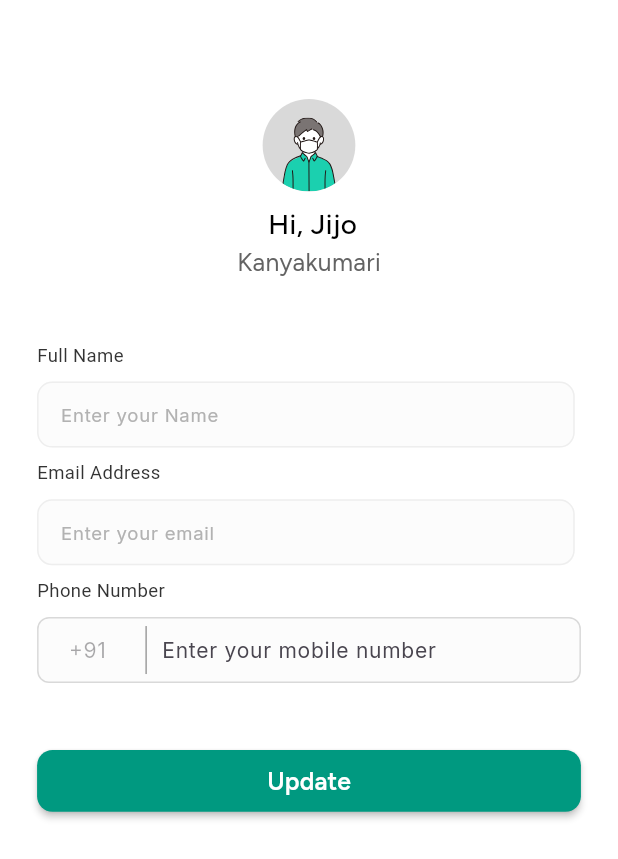
After one commit to Sartaccel/homiefix, a Flutter app: the screen it shows after launch, on a phone screen of 412 x 824 dp. The commit adds this screen. Shown: the top 859 px of the screen. Run offline on Flutter 3.47's test engine with Material 3 defaults, Android fonts, the phone set to English and light mode, and no system bars; our stand-ins replace flutter_bloc, flutter_svg, google_fonts, google_maps_flutter, location.

Commit message:
edit profile page

```diff
--- a/lib/main.dart
+++ b/lib/main.dart
@@ -1,4 +1,5 @@
 import 'package:flutter/material.dart';
+import 'package:homiefix_application/presentation/screens/profile_edit_screen.dart';
 import 'package:homiefix_application/presentation/screens/profile_screen.dart';
 import 'package:homiefix_application/presentation/widgets/bottom_navigation_bar.dart';
 import 'package:homiefix_application/presentation/widgets/custom_button.dart';
@@ -19,7 +20,8 @@ class _MyAppState extends State<MyApp> {
   Widget build(BuildContext context) {
     return MaterialApp(
      debugShowCheckedModeBanner: false,
-      home: BottomNavigation()
+      home: ProfileEditScreen()
+
     );
   }
 }
--- a/lib/presentation/constants/static.constants.dart
+++ b/lib/presentation/constants/static.constants.dart
@@ -1,7 +1,7 @@
 class Constants {
   static const String loginButtonText="Login / ";
   static const String signupButtonText="Signup";
-  //static const String logoutButtonText="Logout";
+
   static const String mobileNumberCountryCodeLabel="+91";
   static const String mobileNumberFieldLabel="Enter your mobile number";
   static const String agreeText = "By continuing, I agree to the ";
@@ -41,11 +41,14 @@ class Constants {
   static const String termsandConditionsinfo="Privacy policy";
   static const String referHead="Refer & Earn";
   static const String referinfo = "Get offered coupons when your\nfriend completes their first booking.";
-
   static const String invite="Invite friends now";
   static const String homeNavi="Home";
   static const String cartNavi="Cart";
   static const String profileNavi = "Profile";
   static const String searchBar="Search";
   static const String SignInButtontext="Sign in";
+  static const String fullname ="Full Name";
+  static const String emailaddress="Email Address";
+  static const String phoneNumber="Phone Number";
+  static const String update='Update';
 }
--- /dev/null
+++ b/lib/presentation/screens/profile_edit_screen.dart
@@ -0,0 +1,101 @@
+import 'package:flutter/material.dart';
+import 'package:homiefix_application/presentation/constants/static.constants.dart';
+import 'package:homiefix_application/presentation/themes/colors.dart';
+import 'package:homiefix_application/presentation/widgets/custom_button.dart';
+import 'package:homiefix_application/presentation/widgets/profile_widget/location.dart';
+import 'package:homiefix_application/presentation/widgets/profile_widget/profile_pic.dart';
+import 'package:homiefix_application/presentation/widgets/profile_widget/username.dart';
+
+class ProfileEditScreen extends StatefulWidget {
+  const ProfileEditScreen({super.key});
+
+  @override
+  State<ProfileEditScreen> createState() => _ProfileEditScreenState();
+}
+
+class _ProfileEditScreenState extends State<ProfileEditScreen> {
+  final TextEditingController _fullNameController = TextEditingController();
+  final TextEditingController _emailController = TextEditingController();
+  final TextEditingController _phoneNumberController = TextEditingController();
+
+  @override
+  Widget build(BuildContext context) {
+    final screenSize = MediaQuery.of(context).size;
+    final paddingValue = screenSize.width * 0.06;
+
+    return SafeArea(
+      child: Scaffold(
+        backgroundColor: AppColors.backgroundColor,
+        body: SingleChildScrollView(
+          child: Padding(
+            padding: EdgeInsets.all(paddingValue),
+            child: Column(
+              crossAxisAlignment: CrossAxisAlignment.start,
+              children: [
+                Center(
+                  child: Column(
+                    children: [
+                      SizedBox(height: screenSize.width * 0.1),
+                      ProfilePic(
+                        width: screenSize.width * 0.3,
+                        height: screenSize.width * 0.3,
+                      ),
+                      SizedBox(height: screenSize.width * 0.02),
+                      Name(name: ' Hi, Jijo'),
+                      Location(location: 'Kanyakumari'),
+                    ],
+                  ),
+                ),
+                SizedBox(height: screenSize.width * 0.1),
+                Text(
+                  Constants.fullname,
+                  style: TextStyle(
+                    fontSize: screenSize.width * 0.03,
+                    color: AppColors.fullname,
+                  ),
+                ),
+                SizedBox(height: screenSize.width * 0.02),
+                CustomTextField(
+                  controller: _fullNameController,
+                  labelText: 'Enter your Name',
+
+                  inputType: TextInputType.name, // Specify input type
+                ),
+                SizedBox(height: screenSize.width * 0.02),
+                Text(
+                  Constants.emailaddress,
+                  style: TextStyle(
+                    fontSize: screenSize.width * 0.03,
+                    color: AppColors.fullname,
+                  ),
+                ),
+                SizedBox(height: screenSize.width * 0.02),
+                CustomTextField(
+                  controller: _emailController,
+                  labelText: 'Enter your email',
+                  inputType: TextInputType.emailAddress,
+
+                ),
+                SizedBox(height: screenSize.width * 0.02),
+                Text(
+                  Constants.phoneNumber,
+                  style: TextStyle(
+                    fontSize: screenSize.width * 0.03,
+                    color: AppColors.fullname,
+                  ),
+                ),
+                SizedBox(height: screenSize.width * 0.02),
+                SignInTextField(
+                  phoneNumberController: _phoneNumberController,
+
+                ),
+                SizedBox(height: screenSize.width * 0.1),
+                updatebutton()
+              ],
+            ),
+          ),
+        ),
+      ),
+    );
+  }
+}
--- a/lib/presentation/themes/colors.dart
+++ b/lib/presentation/themes/colors.dart
@@ -35,13 +35,20 @@ static const Color info =Color(0xFF858585);
 static const Color devider=Color.fromRGBO(0, 0, 0, 0.03);
 static const Color location=Color(0xFF636363);
 static const Color username=Color(0xFF000000);
+static const Color fullname = Color(0xFF333333);
+static const Color textfieldtext =Color(0xFFB2B2B2);
+static const Color textfieldtype= Color(0xFF191919);
+static const Color borderfield=Color(0xFFEEEEEE);
+
+
+
+  static var textPrimary;
 
 
 
 
   @override
   Widget build(BuildContext context) {
-    // Return an empty container since this widget is just a holder for colors
     return const SizedBox.shrink();
   }
 }
--- a/lib/presentation/widgets/custom_button.dart
+++ b/lib/presentation/widgets/custom_button.dart
@@ -1,5 +1,6 @@
 import 'package:flutter/gestures.dart';
 import 'package:flutter/material.dart';
+import 'package:flutter/services.dart';
 import 'package:flutter_svg/svg.dart';
 import 'package:google_fonts/google_fonts.dart';
 import 'package:homiefix_application/presentation/constants/static.constants.dart';
@@ -29,7 +30,6 @@ class SkipButton extends StatelessWidget {
 }
 
 class SignInTextField extends StatelessWidget {
-//  final TextEditingController countryCodeController;
   final TextEditingController phoneNumberController;
 
   const SignInTextField({
@@ -57,8 +57,7 @@ class SignInTextField extends StatelessWidget {
           SizedBox(
             width: screenWidth * 0.1, // Responsive width for country code
             child: TextField(
-             // controller: countryCodeController,
-             // keyboardType: TextInputType.phone,
+
               decoration: InputDecoration(
                 hintText: Constants.mobileNumberCountryCodeLabel,
                 hintStyle: TextStyle(
@@ -344,7 +343,7 @@ class MapSearchTextField extends StatelessWidget {
       decoration: BoxDecoration(
         color: Colors.white.withOpacity(0.8),
         borderRadius: BorderRadius.circular(10),
-        boxShadow: [
+        boxShadow: const [
           BoxShadow(
             color: Color(0xffD9D9D9),
             blurRadius: 5,
@@ -459,17 +458,17 @@ class _SignInButtonState extends State<SignInbutton> {
   @override
   Widget build(BuildContext context) {
     final screenWidth = MediaQuery.of(context).size.width;
-    final screenHeight = MediaQuery.of(context).size.height;
+
 
     final buttonWidth = screenWidth * 0.9;
-    final buttonHeight = screenHeight * 0.06;
+
 
     return Center(
       child: MaterialButton(
         child: Text(
           Constants.SignInButtontext,
           style: GoogleFonts.figtree(
-            fontSize: screenWidth * 0.04, // Responsive font size
+            fontSize: screenWidth * 0.04,
             fontWeight: FontWeight.w600
           ),
         ),
@@ -479,7 +478,128 @@ class _SignInButtonState extends State<SignInbutton> {
         color: AppColors.ButtonColour,
         textColor: AppColors.ButtonTextColor,
         shape: RoundedRectangleBorder(
-          borderRadius: BorderRadius.circular(screenWidth * 0.025), // Responsive border radius
+          borderRadius: BorderRadius.circular(screenWidth * 0.025),
+        ),
+        minWidth: buttonWidth,
+        height: 44
+      ),
+    );
+  }
+}
+
+
+
+
+
+
+
+
+
+
+
+
+
+
+
+
+
+
+class CustomTextField extends StatelessWidget {
+  final TextEditingController controller;
+  final String labelText;
+  final String? errorText; // Optional error text
+  final TextInputType inputType; // Specify input type
+
+  const CustomTextField({
+    super.key,
+    required this.controller,
+    required this.labelText,
+    this.errorText,
+    required this.inputType, // Specify input type
+  });
+
+  @override
+  Widget build(BuildContext context) {
+    final screenWidth = MediaQuery.of(context).size.width;
+
+    final double width = screenWidth * 0.87;
+
+
+    return Container(
+      width: width,
+      height: 44,
+      child: TextField(
+        controller: controller,
+        keyboardType: inputType,
+        textAlign: TextAlign.center,
+        decoration: InputDecoration(
+          border: OutlineInputBorder(
+            borderRadius: BorderRadius.circular(10.0),
+            borderSide: BorderSide(color: AppColors.borderfield),
+          ),
+          enabledBorder: OutlineInputBorder(
+            borderRadius: BorderRadius.circular(10.0),
+            borderSide: BorderSide(color: AppColors.borderfield),
+          ),
+          focusedBorder: OutlineInputBorder(
+            borderRadius: BorderRadius.circular(10.0),
+            borderSide: BorderSide(color: AppColors.borderfield),
+          ),
+          filled: true,
+          fillColor: AppColors.bottombackground,
+          labelText: labelText,
+          labelStyle: TextStyle(
+            fontSize: screenWidth * 0.03,
+            fontWeight: FontWeight.w400,
+            color:AppColors.textfieldtext,
+            fontFamily: 'inter'
+          ),
+          floatingLabelBehavior: FloatingLabelBehavior.never,
+          errorText: errorText,
+        ),
+        style: TextStyle(
+          fontSize: screenWidth * 0.04,
+          color: AppColors.textfieldtype,
+        ),
+      ),
+    );
+  }
+}
+
+class updatebutton extends StatefulWidget {
+  const updatebutton({super.key});
+
+  @override
+  State<updatebutton> createState() => _updatebuttonState();
+}
+
+
+
+class _updatebuttonState extends State<updatebutton> {
+  @override
+  Widget build(BuildContext context) {
+    final screenWidth = MediaQuery.of(context).size.width;
+    final screenHeight = MediaQuery.of(context).size.height;
+
+    final buttonWidth = screenWidth * 0.9;
+    final buttonHeight = screenHeight * 0.05;
+
+    return Center(
+      child: MaterialButton(
+        child: Text(
+          Constants.update,
+          style: GoogleFonts.figtree(
+            fontSize: screenWidth * 0.04,
+            fontWeight: FontWeight.w600
+          ),
+        ),
+        onPressed: () {
+
+        },
+        color: AppColors.ButtonColour,
+        textColor: AppColors.ButtonTextColor,
+        shape: RoundedRectangleBorder(
+          borderRadius: BorderRadius.circular(screenWidth * 0.025),
         ),
         minWidth: buttonWidth,
         height: buttonHeight,
--- a/lib/presentation/widgets/profile_widget/referbox.dart
+++ b/lib/presentation/widgets/profile_widget/referbox.dart
@@ -13,7 +13,7 @@ class Referbox extends StatelessWidget {
     final screenWidth = MediaQuery.of(context).size.width;
     final screenHeight = MediaQuery.of(context).size.height;
     final boxWidth = screenWidth * 0.83;
-    final boxHeight = screenHeight * 0.15;
+    final boxHeight = screenHeight * 0.17;
     final paddingValue = screenWidth * 0.03;
 
     return Card(
```
